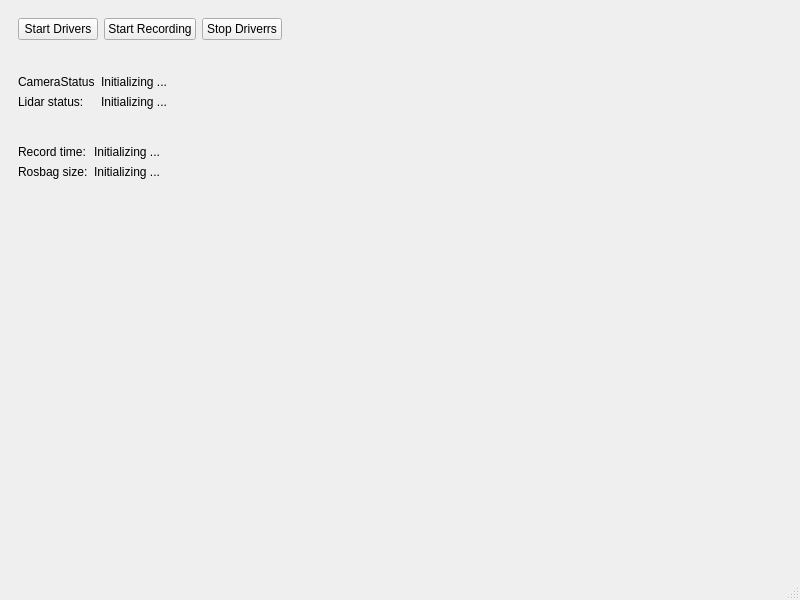
Before: the Qt Designer form mainwindow.ui in alimuratov/hh_desktop, drawn with Qt 5.
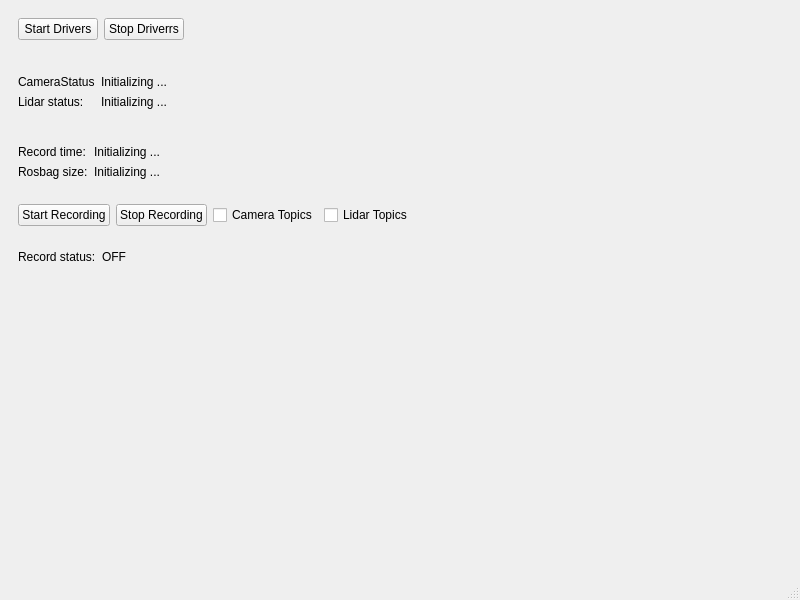
After: the same form once the commit is applied.

Commit message: added recording checkboxes, updated the logic

The edit to the form file:
```diff
--- a/mainwindow.ui
+++ b/mainwindow.ui
@@ -36,13 +36,6 @@
         </property>
        </widget>
       </item>
-      <item>
-       <widget class="QPushButton" name="startRecordingButton">
-        <property name="text">
-         <string>Start Recording</string>
-        </property>
-       </widget>
-      </item>
       <item>
        <widget class="QPushButton" name="stopDriversButton">
         <property name="text">
@@ -153,6 +146,93 @@
       </item>
      </layout>
     </item>
+    <item>
+     <layout class="QHBoxLayout" name="horizontalLayout_2">
+      <property name="leftMargin">
+       <number>9</number>
+      </property>
+      <property name="topMargin">
+       <number>9</number>
+      </property>
+      <property name="rightMargin">
+       <number>9</number>
+      </property>
+      <property name="bottomMargin">
+       <number>9</number>
+      </property>
+      <item>
+       <widget class="QPushButton" name="startRecordingButton">
+        <property name="text">
+         <string>Start Recording</string>
+        </property>
+       </widget>
+      </item>
+      <item>
+       <widget class="QPushButton" name="stopRecordingButton">
+        <property name="text">
+         <string>Stop Recording</string>
+        </property>
+       </widget>
+      </item>
+      <item>
+       <widget class="QCheckBox" name="cameraCheckbox">
+        <property name="text">
+         <string>Camera Topics</string>
+        </property>
+       </widget>
+      </item>
+      <item>
+       <widget class="QCheckBox" name="lidarCheckbox">
+        <property name="text">
+         <string>Lidar Topics</string>
+        </property>
+       </widget>
+      </item>
+      <item>
+       <spacer name="horizontalSpacer">
+        <property name="orientation">
+         <enum>Qt::Horizontal</enum>
+        </property>
+        <property name="sizeHint" stdset="0">
+         <size>
+          <width>40</width>
+          <height>20</height>
+         </size>
+        </property>
+       </spacer>
+      </item>
+     </layout>
+    </item>
+    <item>
+     <layout class="QFormLayout" name="formLayout_3">
+      <property name="leftMargin">
+       <number>9</number>
+      </property>
+      <property name="topMargin">
+       <number>9</number>
+      </property>
+      <property name="rightMargin">
+       <number>9</number>
+      </property>
+      <property name="bottomMargin">
+       <number>9</number>
+      </property>
+      <item row="0" column="0">
+       <widget class="QLabel" name="label_3">
+        <property name="text">
+         <string>Record status:</string>
+        </property>
+       </widget>
+      </item>
+      <item row="0" column="1">
+       <widget class="QLabel" name="recordStatus">
+        <property name="text">
+         <string>OFF</string>
+        </property>
+       </widget>
+      </item>
+     </layout>
+    </item>
     <item>
      <spacer name="verticalSpacer">
       <property name="orientation">
```
The commit also changes 4 other files.
